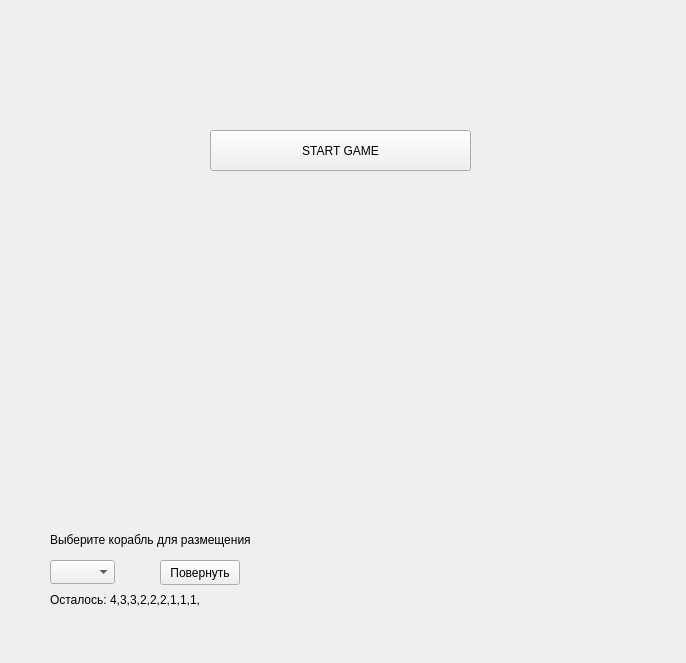
Above: mainwindowSB.ui from Gger206/kursov before the change. Below: the same form after it.
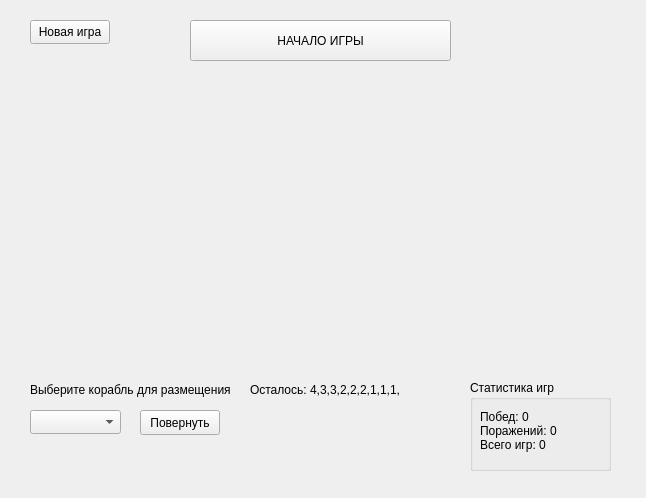
That is the form after the change.

Commit message: game is create

```diff
--- a/mainwindowSB.ui
+++ b/mainwindowSB.ui
@@ -6,8 +6,8 @@
    <rect>
     <x>0</x>
     <y>0</y>
-    <width>686</width>
-    <height>663</height>
+    <width>646</width>
+    <height>498</height>
    </rect>
   </property>
   <property name="windowTitle">
@@ -17,14 +17,14 @@
    <widget class="QPushButton" name="startButton">
     <property name="geometry">
      <rect>
-      <x>210</x>
-      <y>130</y>
+      <x>190</x>
+      <y>20</y>
       <width>261</width>
       <height>41</height>
      </rect>
     </property>
     <property name="text">
-     <string>START GAME</string>
+     <string>НАЧАЛО ИГРЫ</string>
     </property>
    </widget>
    <widget class="QWidget" name="playerField" native="true">
@@ -33,8 +33,8 @@
     </property>
     <property name="geometry">
      <rect>
-      <x>50</x>
-      <y>210</y>
+      <x>30</x>
+      <y>100</y>
       <width>261</width>
       <height>261</height>
      </rect>
@@ -54,8 +54,8 @@
    <widget class="QWidget" name="enemyField" native="true">
     <property name="geometry">
      <rect>
-      <x>370</x>
-      <y>210</y>
+      <x>350</x>
+      <y>100</y>
       <width>261</width>
       <height>261</height>
      </rect>
@@ -65,7 +65,7 @@
       <rect>
        <x>0</x>
        <y>0</y>
-       <width>251</width>
+       <width>261</width>
        <height>261</height>
       </rect>
      </property>
@@ -75,8 +75,8 @@
    <widget class="QLabel" name="statusLabel">
     <property name="geometry">
      <rect>
-      <x>50</x>
-      <y>530</y>
+      <x>30</x>
+      <y>380</y>
       <width>201</width>
       <height>20</height>
      </rect>
@@ -91,9 +91,9 @@
    <widget class="QComboBox" name="shipTypeCombo">
     <property name="geometry">
      <rect>
-      <x>50</x>
-      <y>560</y>
-      <width>65</width>
+      <x>30</x>
+      <y>410</y>
+      <width>91</width>
       <height>24</height>
      </rect>
     </property>
@@ -101,8 +101,8 @@
    <widget class="QPushButton" name="rotateButton">
     <property name="geometry">
      <rect>
-      <x>160</x>
-      <y>560</y>
+      <x>140</x>
+      <y>410</y>
       <width>80</width>
       <height>25</height>
      </rect>
@@ -114,8 +114,8 @@
    <widget class="QLabel" name="shipsRemainingLabel">
     <property name="geometry">
      <rect>
-      <x>50</x>
-      <y>590</y>
+      <x>250</x>
+      <y>380</y>
       <width>151</width>
       <height>20</height>
      </rect>
@@ -124,6 +124,53 @@
      <string>Осталось: 4,3,3,2,2,2,1,1,1,1</string>
     </property>
    </widget>
+   <widget class="QGroupBox" name="statsGroupBox">
+    <property name="geometry">
+     <rect>
+      <x>470</x>
+      <y>380</y>
+      <width>141</width>
+      <height>91</height>
+     </rect>
+    </property>
+    <property name="title">
+     <string>Статистика игр</string>
+    </property>
+    <widget class="QWidget" name="verticalLayoutWidget">
+     <property name="geometry">
+      <rect>
+       <x>10</x>
+       <y>20</y>
+       <width>121</width>
+       <height>61</height>
+      </rect>
+     </property>
+     <layout class="QVBoxLayout" name="statsLayout">
+      <item>
+       <widget class="QLabel" name="statsLabel">
+        <property name="text">
+         <string>Побед: 0
+Поражений: 0
+Всего игр: 0</string>
+        </property>
+       </widget>
+      </item>
+     </layout>
+    </widget>
+   </widget>
+   <widget class="QPushButton" name="newGameButton">
+    <property name="geometry">
+     <rect>
+      <x>30</x>
+      <y>20</y>
+      <width>80</width>
+      <height>24</height>
+     </rect>
+    </property>
+    <property name="text">
+     <string>Новая игра</string>
+    </property>
+   </widget>
   </widget>
  </widget>
  <resources/>
```
The commit also changes 9 other files.
